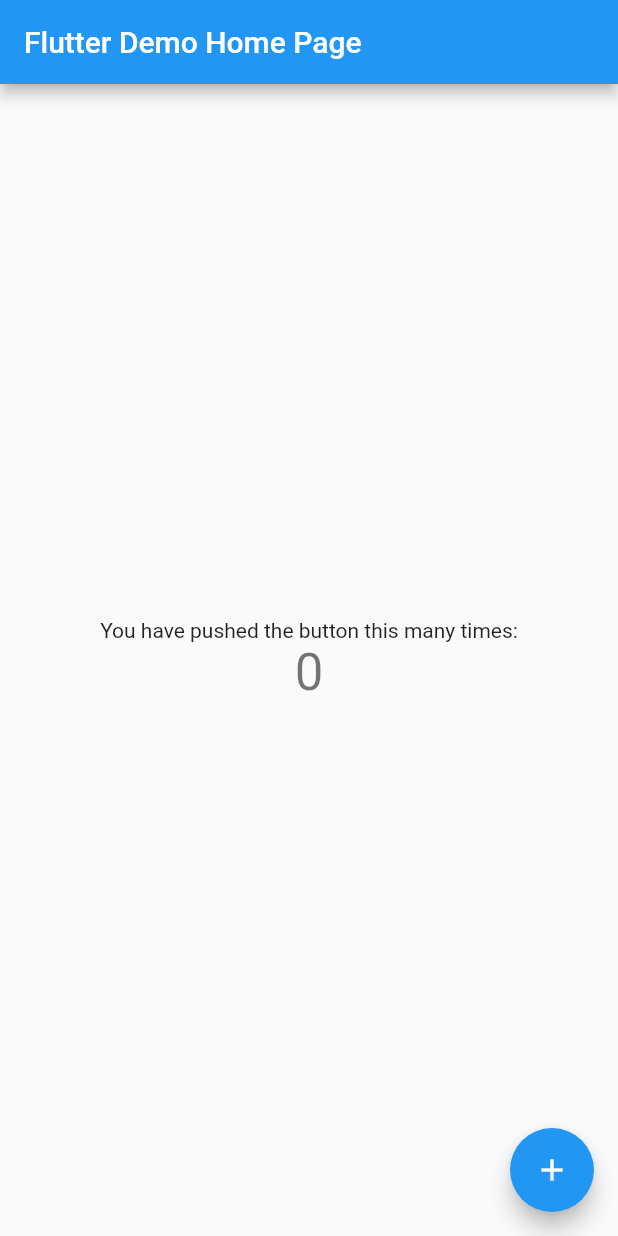
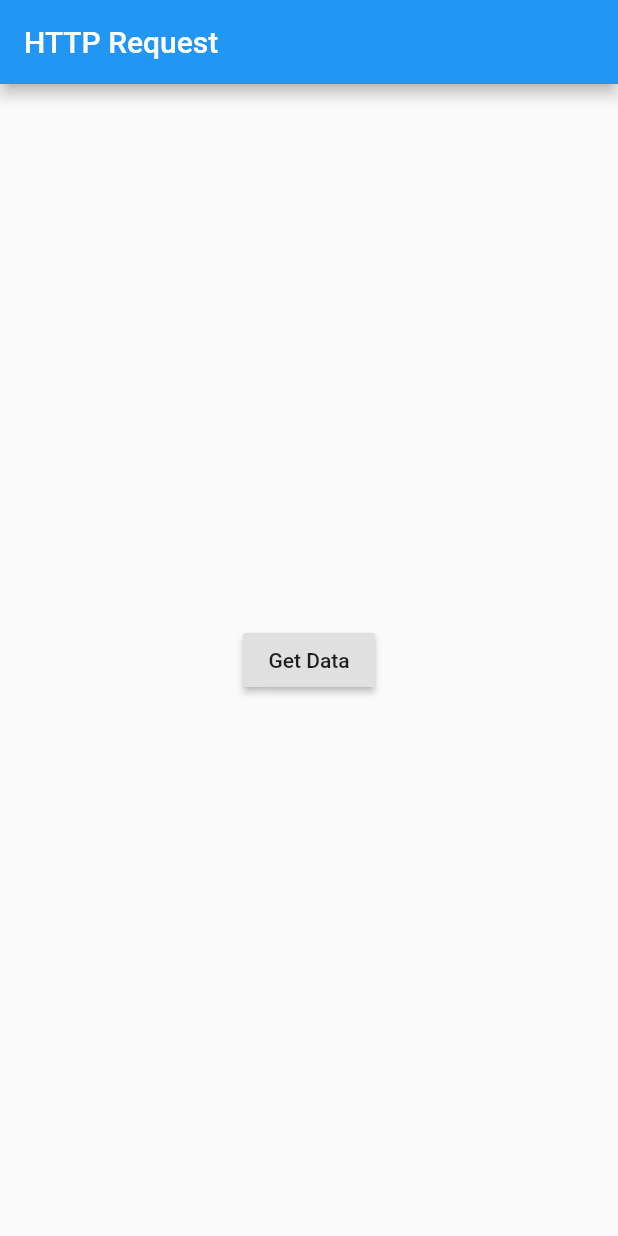
Before and after one commit to engapplabs/flutter_http_request, a Flutter app: the screen it shows after launch, on a phone screen of 412 x 824 dp. Run offline on Flutter 3.47's test engine with Material 2 defaults, Android fonts, the phone set to English and light mode, and no system bars.

Commit message:
HTTP Request application

```diff
--- a/lib/main.dart
+++ b/lib/main.dart
@@ -1,109 +1,4 @@
 import 'package:flutter/material.dart';
+import 'src/app.dart';
 
 void main() => runApp(new MyApp());
-
-class MyApp extends StatelessWidget {
-  // This widget is the root of your application.
-  @override
-  Widget build(BuildContext context) {
-    return new MaterialApp(
-      title: 'Flutter Demo',
-      theme: new ThemeData(
-        // This is the theme of your application.
-        //
-        // Try running your application with "flutter run". You'll see the
-        // application has a blue toolbar. Then, without quitting the app, try
-        // changing the primarySwatch below to Colors.green and then invoke
-        // "hot reload" (press "r" in the console where you ran "flutter run",
-        // or press Run > Flutter Hot Reload in IntelliJ). Notice that the
-        // counter didn't reset back to zero; the application is not restarted.
-        primarySwatch: Colors.blue,
-      ),
-      home: new MyHomePage(title: 'Flutter Demo Home Page'),
-    );
-  }
-}
-
-class MyHomePage extends StatefulWidget {
-  MyHomePage({Key key, this.title}) : super(key: key);
-
-  // This widget is the home page of your application. It is stateful, meaning
-  // that it has a State object (defined below) that contains fields that affect
-  // how it looks.
-
-  // This class is the configuration for the state. It holds the values (in this
-  // case the title) provided by the parent (in this case the App widget) and
-  // used by the build method of the State. Fields in a Widget subclass are
-  // always marked "final".
-
-  final String title;
-
-  @override
-  _MyHomePageState createState() => new _MyHomePageState();
-}
-
-class _MyHomePageState extends State<MyHomePage> {
-  int _counter = 0;
-
-  void _incrementCounter() {
-    setState(() {
-      // This call to setState tells the Flutter framework that something has
-      // changed in this State, which causes it to rerun the build method below
-      // so that the display can reflect the updated values. If we changed
-      // _counter without calling setState(), then the build method would not be
-      // called again, and so nothing would appear to happen.
-      _counter++;
-    });
-  }
-
-  @override
-  Widget build(BuildContext context) {
-    // This method is rerun every time setState is called, for instance as done
-    // by the _incrementCounter method above.
-    //
-    // The Flutter framework has been optimized to make rerunning build methods
-    // fast, so that you can just rebuild anything that needs updating rather
-    // than having to individually change instances of widgets.
-    return new Scaffold(
-      appBar: new AppBar(
-        // Here we take the value from the MyHomePage object that was created by
-        // the App.build method, and use it to set our appbar title.
-        title: new Text(widget.title),
-      ),
-      body: new Center(
-        // Center is a layout widget. It takes a single child and positions it
-        // in the middle of the parent.
-        child: new Column(
-          // Column is also layout widget. It takes a list of children and
-          // arranges them vertically. By default, it sizes itself to fit its
-          // children horizontally, and tries to be as tall as its parent.
-          //
-          // Invoke "debug paint" (press "p" in the console where you ran
-          // "flutter run", or select "Toggle Debug Paint" from the Flutter tool
-          // window in IntelliJ) to see the wireframe for each widget.
-          //
-          // Column has various properties to control how it sizes itself and
-          // how it positions its children. Here we use mainAxisAlignment to
-          // center the children vertically; the main axis here is the vertical
-          // axis because Columns are vertical (the cross axis would be
-          // horizontal).
-          mainAxisAlignment: MainAxisAlignment.center,
-          children: <Widget>[
-            new Text(
-              'You have pushed the button this many times:',
-            ),
-            new Text(
-              '$_counter',
-              style: Theme.of(context).textTheme.display1,
-            ),
-          ],
-        ),
-      ),
-      floatingActionButton: new FloatingActionButton(
-        onPressed: _incrementCounter,
-        tooltip: 'Increment',
-        child: new Icon(Icons.add),
-      ), // This trailing comma makes auto-formatting nicer for build methods.
-    );
-  }
-}
--- /dev/null
+++ b/lib/src/app.dart
@@ -0,0 +1,12 @@
+import 'package:flutter/material.dart';
+import 'screens/homePage.dart';
+
+class MyApp extends StatelessWidget {
+  @override
+  Widget build(BuildContext context) {
+    return new MaterialApp(
+        home: new Scaffold(
+      body: new HomePage(),
+    ));
+  }
+}
--- /dev/null
+++ b/lib/src/screens/homePage.dart
@@ -0,0 +1,38 @@
+import 'package:flutter/material.dart';
+import 'dart:async';
+import 'dart:convert'; //Converter JSON para String
+import 'package:http/http.dart' as http;
+
+class HomePage extends StatefulWidget {
+  @override
+  _HomePageState createState() => _HomePageState();
+}
+
+class _HomePageState extends State<HomePage> {
+  //1. Criar função para pegar os dados
+  Future<String> getData() async {
+    http.Response response = await http.get(
+        Uri.encodeFull('https://jsonplaceholder.typicode.com/posts'),
+        headers: {"Accept": 'application/json'});
+
+    List data = json.decode(response.body);
+    print(data[1]["title"]);
+  }
+
+  @override
+  Widget build(BuildContext context) {
+    return Scaffold(
+      appBar: AppBar(
+        title: Text('HTTP Request'),
+      ),
+      body: Container(
+        child: Center(
+          child: new RaisedButton(
+            child: new Text('Get Data'),
+            onPressed: getData,
+          ),
+        ),
+      ),
+    );
+  }
+}
```
